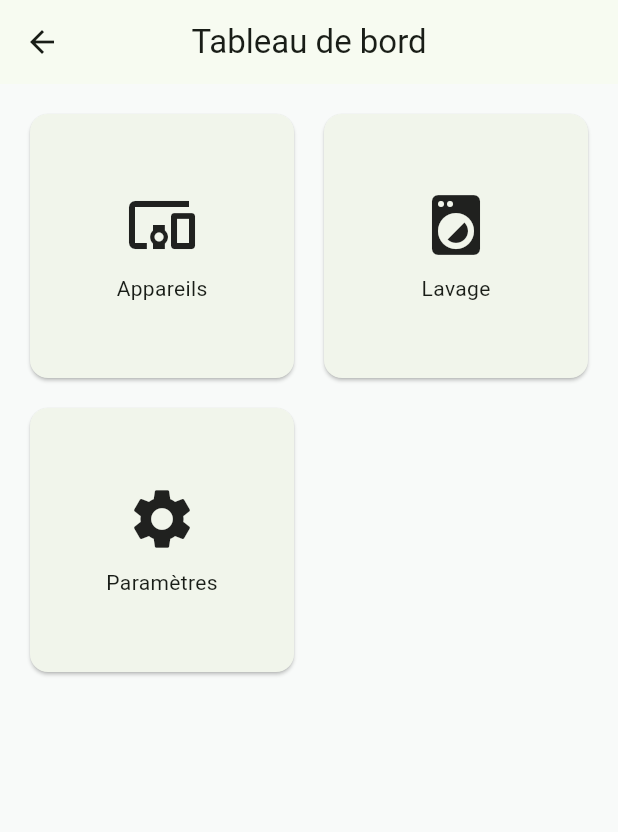
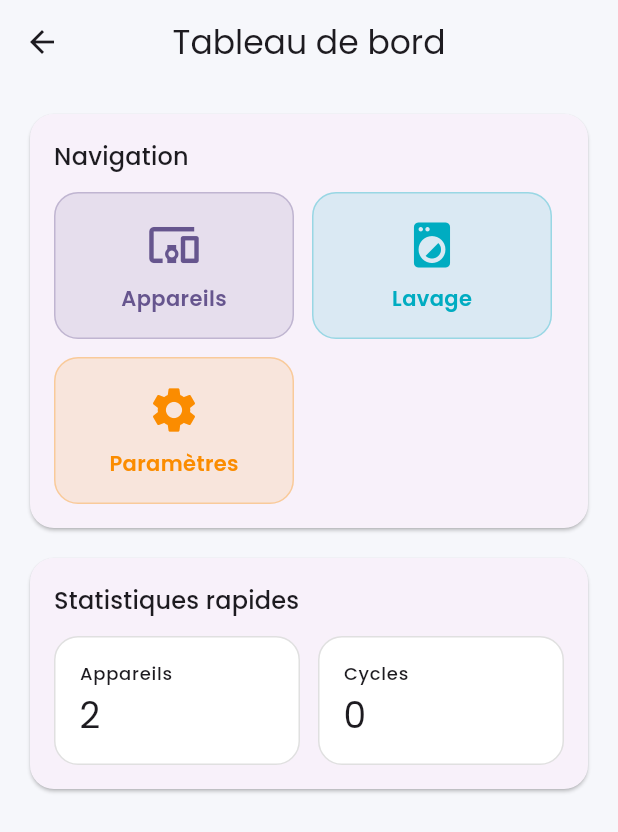
Before and after one commit to LMouhssine/fruitwash-iot, a Flutter app: the DashboardScreen screen opened by its route, on a phone screen of 412 x 824 dp. Shown: the top 832 px of the screen. Run offline on Flutter 3.47's test engine with Material 3 defaults, Android fonts, the light colour scheme and no system bars; our stand-ins replace google_fonts.

Commit message:
style(theme,ui): switch to purple/cyan/orange palette; improve tiles/avatars; add reusable widgets; fix analysis warnings

```diff
--- /dev/null
+++ b/lib/core/widgets/section_card.dart
@@ -0,0 +1,31 @@
+import 'package:flutter/material.dart';
+
+class SectionCard extends StatelessWidget {
+  const SectionCard({super.key, required this.title, required this.child, this.trailing});
+  final String title;
+  final Widget child;
+  final Widget? trailing;
+
+  @override
+  Widget build(BuildContext context) {
+    return Card(
+      child: Padding(
+        padding: const EdgeInsets.all(16),
+        child: Column(
+          crossAxisAlignment: CrossAxisAlignment.start,
+          children: [
+            Row(
+              children: [
+                Text(title, style: Theme.of(context).textTheme.titleMedium),
+                const Spacer(),
+                if (trailing != null) trailing!,
+              ],
+            ),
+            const SizedBox(height: 12),
+            child,
+          ],
+        ),
+      ),
+    );
+  }
+}
--- a/lib/features/dashboard/presentation/dashboard_screen.dart
+++ b/lib/features/dashboard/presentation/dashboard_screen.dart
@@ -1,34 +1,71 @@
 import 'package:flutter/material.dart';
+import '../../../core/widgets/section_card.dart';
 
 class DashboardScreen extends StatelessWidget {
   const DashboardScreen({super.key});
 
   @override
   Widget build(BuildContext context) {
+    final colors = Theme.of(context).colorScheme;
     return Scaffold(
       appBar: AppBar(title: const Text('Tableau de bord')),
-      body: Padding(
+      body: ListView(
         padding: const EdgeInsets.all(16),
-        child: GridView.count(
-          crossAxisCount: 2,
-          mainAxisSpacing: 12,
-          crossAxisSpacing: 12,
         children: [
-            _Card(
-              icon: Icons.devices_other,
-              label: 'Appareils',
-              onTap: () => Navigator.pushNamed(context, '/devices'),
+          SectionCard(
+            title: 'Navigation',
+            child: Wrap(
+              spacing: 12,
+              runSpacing: 12,
+              children: [
+                _NavTile(icon: Icons.devices_other, label: 'Appareils', route: '/devices', color: colors.primary),
+                _NavTile(icon: Icons.local_laundry_service, label: 'Lavage', route: '/wash', color: colors.secondary),
+                _NavTile(icon: Icons.settings, label: 'Paramètres', route: '/settings', color: colors.tertiary),
+              ],
             ),
-            _Card(
-              icon: Icons.local_laundry_service,
-              label: 'Lavage',
-              onTap: () => Navigator.pushNamed(context, '/wash'),
           ),
-            _Card(
-              icon: Icons.settings,
-              label: 'Paramètres',
-              onTap: () => Navigator.pushNamed(context, '/settings'),
+          const SizedBox(height: 12),
+          const SectionCard(
+            title: 'Statistiques rapides',
+            child: Row(
+              children: [
+                Expanded(child: _StatTile(label: 'Appareils', value: '2')),
+                SizedBox(width: 12),
+                Expanded(child: _StatTile(label: 'Cycles', value: '0')),
+              ],
             ),
+          ),
+        ],
+      ),
+    );
+  }
+}
+
+class _NavTile extends StatelessWidget {
+  const _NavTile({required this.icon, required this.label, required this.route, this.color});
+  final IconData icon;
+  final String label;
+  final String route;
+  final Color? color;
+
+  @override
+  Widget build(BuildContext context) {
+    return InkWell(
+      onTap: () => Navigator.pushNamed(context, route),
+      child: Container(
+        width: 160,
+        padding: const EdgeInsets.all(16),
+        decoration: BoxDecoration(
+          color: (color ?? Theme.of(context).colorScheme.primary).withValues(alpha: 0.12),
+          borderRadius: BorderRadius.circular(16),
+          border: Border.all(color: (color ?? Theme.of(context).colorScheme.primary).withValues(alpha: 0.3)),
+        ),
+        child: Column(
+          mainAxisSize: MainAxisSize.min,
+          children: [
+            Icon(icon, size: 36, color: color),
+            const SizedBox(height: 8),
+            Text(label, style: TextStyle(color: color, fontWeight: FontWeight.w600)),
           ],
         ),
       ),
@@ -36,27 +73,27 @@ class DashboardScreen extends StatelessWidget {
   }
 }
 
-class _Card extends StatelessWidget {
-  const _Card({required this.icon, required this.label, required this.onTap});
-  final IconData icon;
+class _StatTile extends StatelessWidget {
+  const _StatTile({required this.label, required this.value});
   final String label;
-  final VoidCallback onTap;
+  final String value;
 
   @override
   Widget build(BuildContext context) {
-    return InkWell(
-      onTap: onTap,
-      child: Card(
-        child: Center(
+    return Container(
+      padding: const EdgeInsets.all(16),
+      decoration: BoxDecoration(
+        color: Colors.white,
+        borderRadius: BorderRadius.circular(16),
+        border: Border.all(color: Colors.black12),
+      ),
       child: Column(
-            mainAxisSize: MainAxisSize.min,
+        crossAxisAlignment: CrossAxisAlignment.start,
         children: [
-              Icon(icon, size: 48),
-              const SizedBox(height: 8),
-              Text(label),
+          Text(label, style: Theme.of(context).textTheme.labelMedium),
+          const SizedBox(height: 4),
+          Text(value, style: Theme.of(context).textTheme.headlineSmall),
         ],
-          ),
-        ),
       ),
     );
   }
--- a/pubspec.yaml
+++ b/pubspec.yaml
@@ -17,6 +17,7 @@ dependencies:
   intl: ^0.19.0
   mqtt_client: ^10.2.1
   flutter_riverpod: ^2.5.1
+  google_fonts: ^6.2.1
 
 dev_dependencies:
   flutter_test:
```
Also changed, not shown: lib/core/theme/app_theme.dart (+34 -5 lines), lib/core/widgets/primary_button.dart (added, +18 -0 lines), lib/features/auth/presentation/login_screen.dart (+29 -8 lines), lib/features/devices/presentation/device_detail_screen.dart (+22 -3 lines), lib/features/devices/presentation/devices_screen.dart (+17 -2 lines), lib/features/settings/presentation/settings_screen.dart (+10 -0 lines), lib/features/wash/presentation/wash_screen.dart (+24 -2 lines), pubspec.lock. Lines whose indentation alone changed are shown as unchanged.
